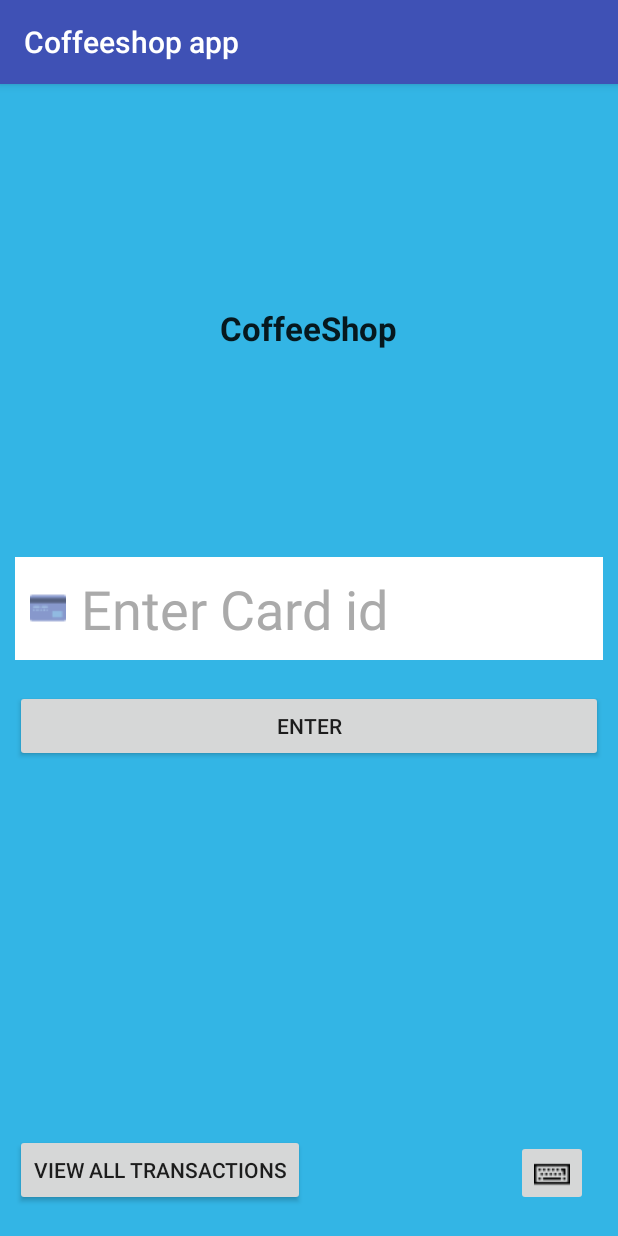
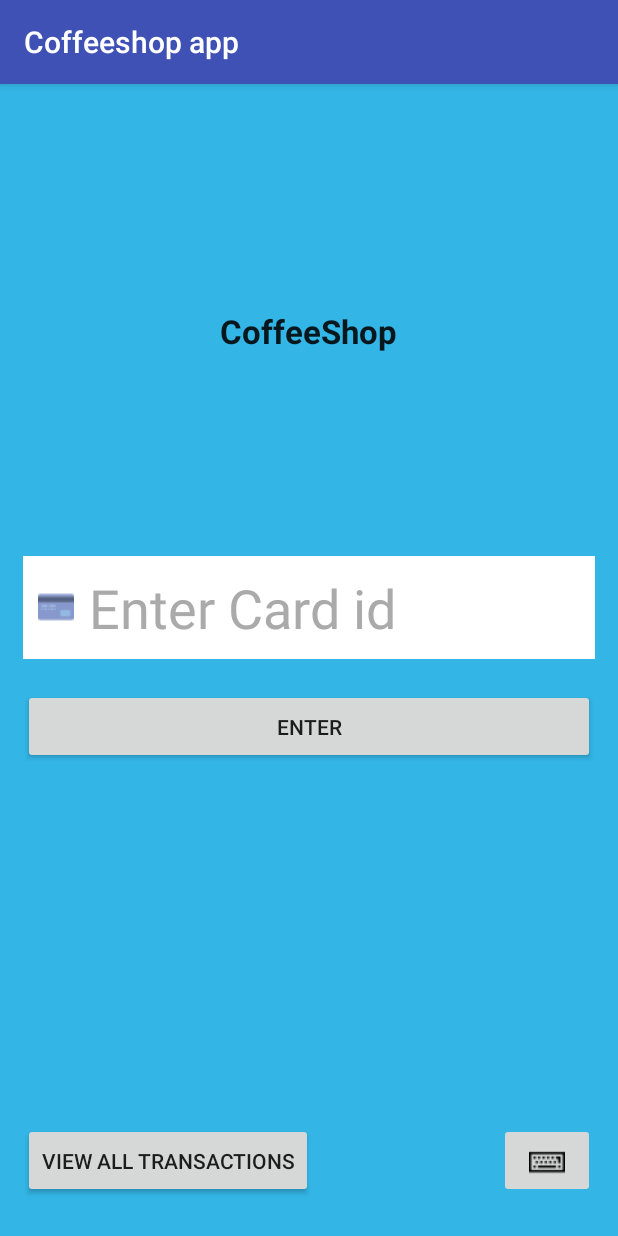
Before and after one commit to SergiyBoyko/CoffeeShopApp, an Android app: the screen it shows after launch (MainActivity), on a phone screen of 412 x 824 dp. Run offline under Robolectric (Android 15) with nearby library versions, the phone set to English and light mode, and no system bars; our stand-ins replace ButterKnife, Dagger/Hilt's generated code; libraries missing offline, so code that uses them is left out: com.azimolabs.keyboardwatcher, retrofit2.adapter.rxjava, rx.android.schedulers, rx.schedulers, rx.subscriptions; 4 statements that could not run were skipped.

Commit message:
Fixed dimens

```diff
--- a/app/src/main/res/layout/activity_main.xml
+++ b/app/src/main/res/layout/activity_main.xml
@@ -8,7 +8,7 @@
     <RelativeLayout
         android:layout_width="match_parent"
         android:layout_height="wrap_content"
-        android:padding="10dp">
+        android:padding="15dp">
 
         <RelativeLayout
             android:id="@+id/headerLayout"
@@ -56,7 +56,7 @@
             <Button
                 android:id="@+id/but_enter"
                 android:layout_width="match_parent"
-                android:layout_height="wrap_content"
+                android:layout_height="50dp"
                 android:layout_marginTop="20dp"
                 android:text="@string/enter_but" />
 
@@ -72,19 +72,20 @@
             <Button
                 android:id="@+id/view_all_trans_but"
                 android:layout_width="wrap_content"
-                android:layout_height="wrap_content"
+                android:layout_height="50dp"
+                android:layout_alignParentBottom="true"
                 android:layout_marginBottom="10dp"
-                android:text="VIEW all transactions"
-                android:layout_alignParentBottom="true" />
+                android:text="VIEW all transactions" />
 
             <ImageButton
                 android:id="@+id/button_show_ime"
                 android:layout_width="wrap_content"
-                android:layout_height="wrap_content"
+                android:layout_height="50dp"
                 android:layout_alignParentBottom="true"
                 android:layout_alignParentRight="true"
                 android:layout_marginBottom="10dp"
-                android:layout_marginRight="10dp"
+                android:paddingLeft="20dp"
+                android:paddingRight="20dp"
                 android:src="@drawable/ic_keyboard" />
 
         </RelativeLayout>
--- /dev/null
+++ b/app/src/main/res/values/dimen.xml
@@ -0,0 +1,5 @@
+<?xml version="1.0" encoding="utf-8"?>
+<resources>
+    <!-- Default screen margins, per the Android Design guidelines. -->
+    <dimen name="button_height">40dp</dimen>
+</resources>
```
Also changed, not shown: app/src/main/res/layout/activity_room.xml (+6 -5 lines).
